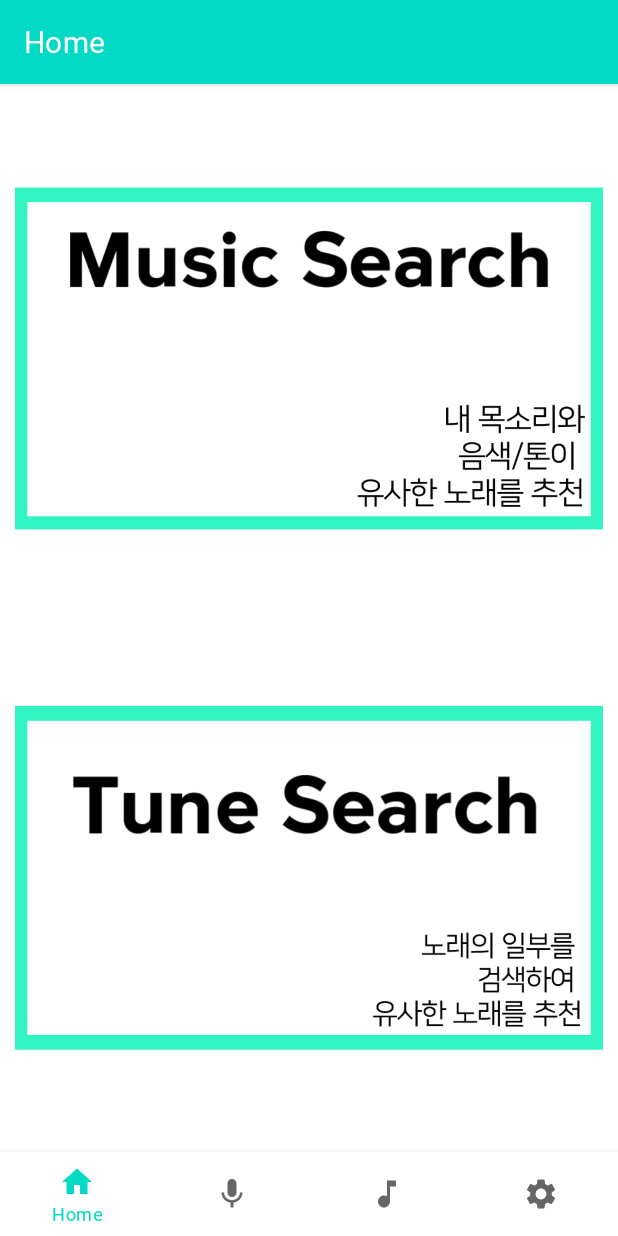
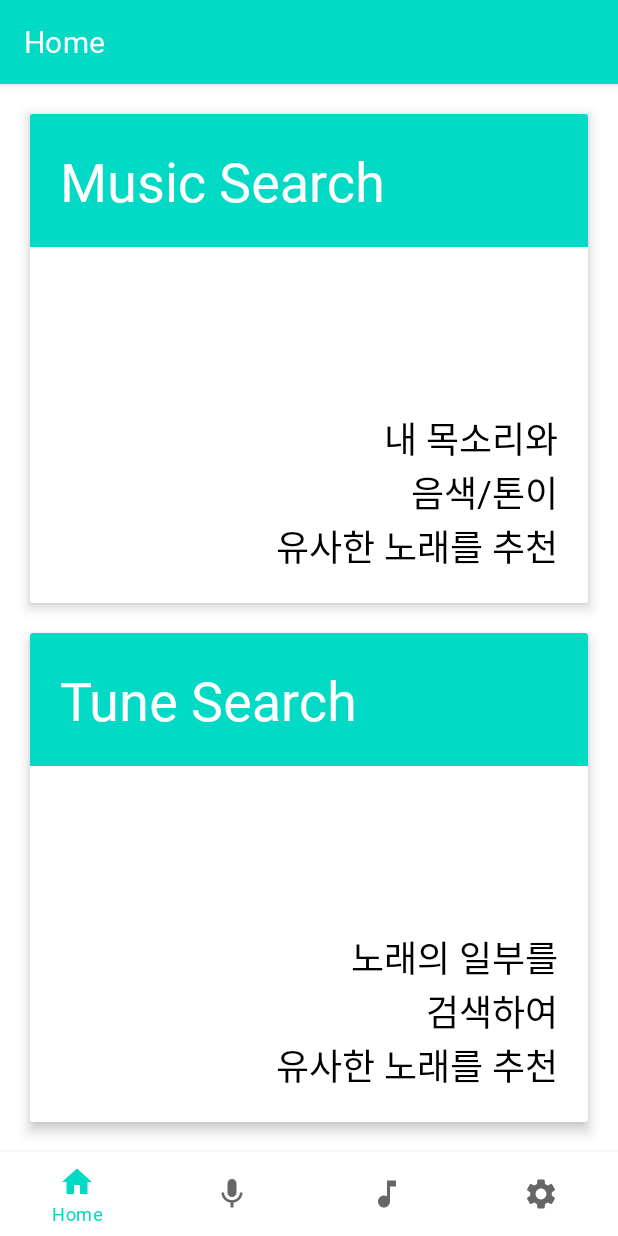
Before and after one commit to Rec-ommend/app_ui_improving, an Android app: the screen it shows after launch (MainActivity), on a phone screen of 412 x 824 dp. Run offline under Robolectric (Android 15) with nearby library versions, the light colour scheme and no system bars; our stand-ins replace navigation-ui.

Commit message:
change home layout

```diff
--- a/app/build.gradle
+++ b/app/build.gradle
@@ -40,6 +40,7 @@ dependencies {
     implementation 'androidx.lifecycle:lifecycle-viewmodel-ktx:2.2.0'
     implementation 'androidx.legacy:legacy-support-v4:1.0.0'
     implementation 'androidx.recyclerview:recyclerview:1.1.0'
+    implementation 'androidx.preference:preference:1.1.1'
     testImplementation 'junit:junit:4.+'
     androidTestImplementation 'androidx.test.ext:junit:1.1.1'
     androidTestImplementation 'androidx.test.espresso:espresso-core:3.2.0'
--- a/app/src/main/java/com/example/rec_commend/ui/SearchFragment.java
+++ b/app/src/main/java/com/example/rec_commend/ui/SearchFragment.java
@@ -273,8 +273,9 @@ public abstract class SearchFragment extends Fragment {
                     waveFormView.updateSpeaking(true);
                     while (recorder!=null){
                         int amp = recorder.getMaxAmplitude();
-                        waveFormView.updateAmplitude(amp);
+                        waveFormView.updateAmplitude(0.1f);
                         System.out.println(amp);
+                        sleep(100);
                     }
                 }catch (Exception e){
                     e.printStackTrace();
--- a/app/src/main/java/com/example/rec_commend/ui/home/HomeFragment.java
+++ b/app/src/main/java/com/example/rec_commend/ui/home/HomeFragment.java
@@ -7,6 +7,7 @@ import android.view.ViewGroup;
 import android.widget.ImageButton;
 
 import androidx.annotation.NonNull;
+import androidx.cardview.widget.CardView;
 import androidx.fragment.app.Fragment;
 import androidx.lifecycle.ViewModelProvider;
 import androidx.navigation.Navigation;
@@ -16,8 +17,8 @@ import com.example.rec_commend.R;
 public class HomeFragment extends Fragment {
 
     private HomeViewModel homeViewModel;
-    private ImageButton msearch_btn;
-    private ImageButton tsearch_btn;
+    private CardView msearch_btn;
+    private CardView tsearch_btn;
 
     public View onCreateView(@NonNull LayoutInflater inflater,
                              ViewGroup container, Bundle savedInstanceState) {
--- a/app/src/main/res/font/font_nanum.xml
+++ b/app/src/main/res/font/font_nanum.xml
@@ -4,4 +4,14 @@
         android:fontStyle="normal"
         android:fontWeight="100"
         android:font="@font/nanum" />
+
+    <font
+        android:fontStyle="normal"
+        android:fontWeight="300"
+        android:font="@font/nanum_square_bold" />
+
+    <font
+        android:fontStyle="normal"
+        android:fontWeight="500"
+        android:font="@font/nanum_square_extra_bold" />
 </font-family>
--- a/app/src/main/res/layout/fragment_home.xml
+++ b/app/src/main/res/layout/fragment_home.xml
@@ -4,29 +4,73 @@
     xmlns:tools="http://schemas.android.com/tools"
     android:layout_width="match_parent"
     android:layout_height="match_parent"
-    android:layout_margin="10dp"
-    android:layout_weight="2"
     android:orientation="vertical"
     tools:context=".ui.home.HomeFragment">
 
-    <ImageButton
+    <androidx.cardview.widget.CardView
         android:id="@+id/msearch_btn"
         android:layout_width="match_parent"
         android:layout_height="0dp"
+        android:layout_margin="20dp"
         android:layout_weight="1"
-        android:background="@android:color/transparent"
         android:foreground="?attr/selectableItemBackground"
-        android:scaleType="fitCenter"
-        android:src="@drawable/msearch_btn_img" />
+        app:cardElevation="5dp">
 
-    <ImageButton
+        <TextView
+            android:id="@+id/msearch_btn_title"
+            android:layout_width="match_parent"
+            android:layout_height="wrap_content"
+            android:background="@color/teal_200"
+            android:fontFamily="@font/nanum_square_extra_bold"
+            android:padding="20dp"
+            android:text="@string/title_msearch"
+            android:textColor="@color/white"
+            android:textSize="36sp" />
+
+        <TextView
+            android:id="@+id/msearch_btn_discription"
+            android:layout_width="wrap_content"
+            android:layout_height="wrap_content"
+            android:layout_gravity="bottom|end"
+            android:layout_margin="20dp"
+            android:text="내 목소리와\n음색/톤이\n유사한 노래를 추천"
+            android:textAlignment="viewEnd"
+            android:textColor="@color/black"
+            android:textSize="24sp" />
+    </androidx.cardview.widget.CardView>
+
+    <androidx.cardview.widget.CardView
         android:id="@+id/tsearch_btn"
         android:layout_width="match_parent"
         android:layout_height="0dp"
+        android:layout_marginStart="20dp"
+        android:layout_marginEnd="20dp"
+        android:layout_marginBottom="20dp"
         android:layout_weight="1"
-        android:background="@android:color/transparent"
         android:foreground="?attr/selectableItemBackground"
-        android:scaleType="fitCenter"
-        android:src="@drawable/tsearch_btn_img" />
+        app:cardElevation="5dp">
+
+        <TextView
+            android:id="@+id/tsearch_btn_title"
+            android:layout_width="match_parent"
+            android:layout_height="wrap_content"
+            android:background="@color/teal_200"
+            android:fontFamily="@font/nanum_square_extra_bold"
+            android:padding="20dp"
+            android:text="@string/title_tsearch"
+            android:textColor="@color/white"
+            android:textSize="36sp" />
+
+        <TextView
+            android:id="@+id/tsearch_btn_discription"
+            android:layout_width="wrap_content"
+            android:layout_height="wrap_content"
+            android:layout_gravity="bottom|end"
+            android:layout_margin="20dp"
+            android:text="노래의 일부를\n검색하여\n유사한 노래를 추천"
+            android:textAlignment="viewEnd"
+            android:textColor="@color/black"
+            android:textSize="24sp" />
+    </androidx.cardview.widget.CardView>
 
 </LinearLayout>
```
Also changed, not shown: app/src/main/java/com/example/rec_commend/ui/dummy/DummyContent.java (deleted, +0 -70 lines), app/src/main/java/com/example/rec_commend/ui/option/OptionFragment.java (+17 -0 lines), app/src/main/java/com/example/rec_commend/ui/option/SettingsFragment.java (added, +15 -0 lines), app/src/main/res/layout/fragment_option.xml (+8 -1 lines), app/src/main/res/values/arrays.xml (added, +12 -0 lines), app/src/main/res/values/strings.xml (+14 -0 lines), app/src/main/res/xml/root_preferences.xml (added, +35 -0 lines), 6 other files.
